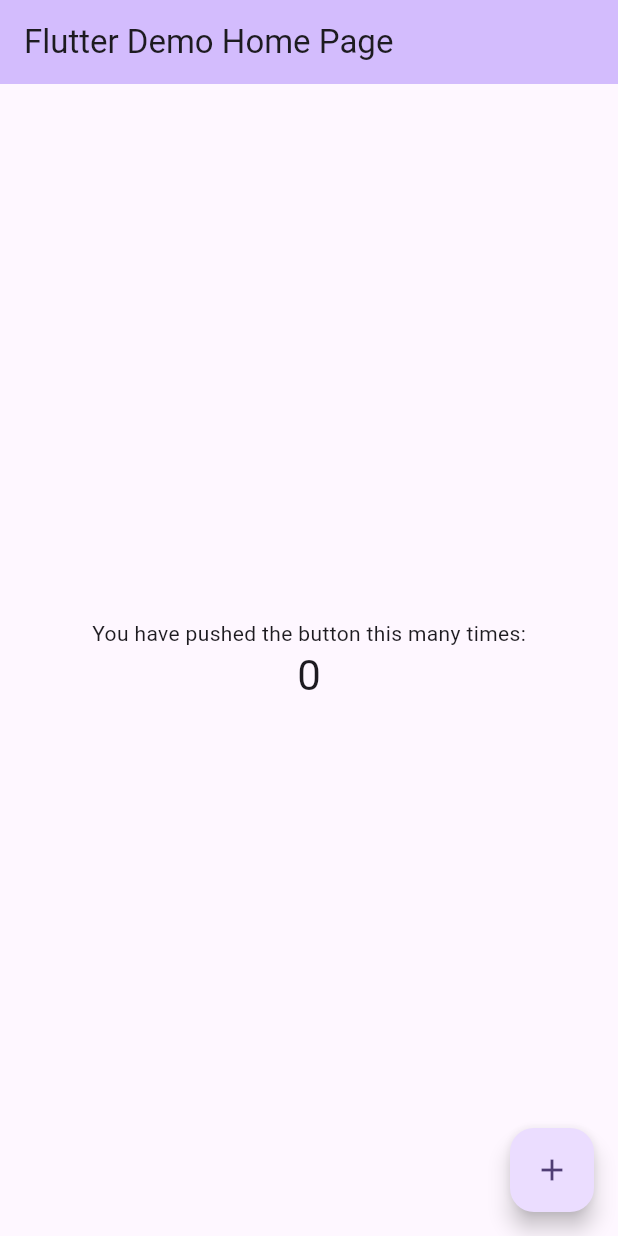
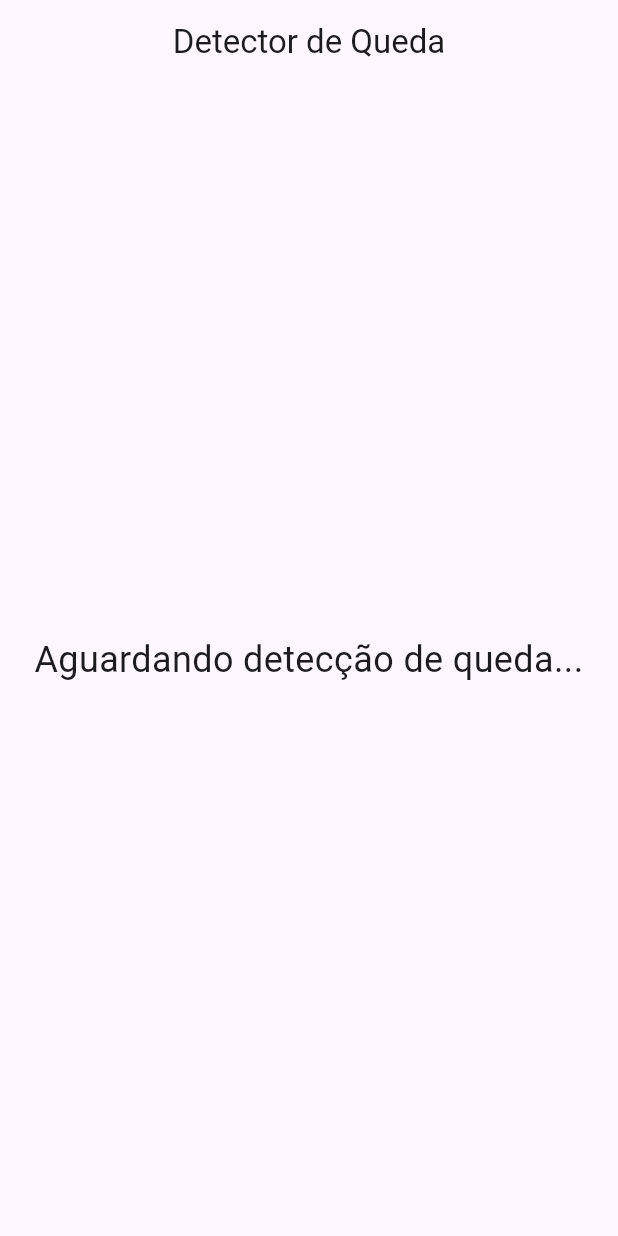
Before and after one commit to MauricioReisdoefer/FlutterDSDM, a Flutter app: the screen it shows after launch, on a phone screen of 412 x 824 dp. Run offline on Flutter 3.47's test engine with Material 3 defaults, Android fonts, the phone set to English and light mode, and no system bars; our stand-ins replace sensors_plus.

Commit message:
FEAT Detect Accelaration

```diff
--- /dev/null
+++ b/lib/fall_detector.dart
@@ -0,0 +1,18 @@
+import 'package:sensors_plus/sensors_plus.dart';
+import 'dart:math';
+
+class FallDetector {
+  static const double threshold = 50.0;
+
+  void startListening(void Function() onFallDetected) {
+    accelerometerEvents.listen((AccelerometerEvent event) {
+      double acceleration = sqrt(
+        pow(event.x, 2) + pow(event.y, 2) + pow(event.z, 2),
+      );
+
+      if (acceleration > threshold) {
+        onFallDetected();
+      }
+    });
+  }
+}
--- a/lib/main.dart
+++ b/lib/main.dart
@@ -1,122 +1,54 @@
 import 'package:flutter/material.dart';
+import 'fall_detector.dart';
 
 void main() {
-  runApp(const MyApp());
+  runApp(FallDetectionApp());
 }
 
-class MyApp extends StatelessWidget {
-  const MyApp({super.key});
-
-  // This widget is the root of your application.
+class FallDetectionApp extends StatefulWidget {
   @override
-  Widget build(BuildContext context) {
-    return MaterialApp(
-      title: 'Flutter Demo',
-      theme: ThemeData(
-        // This is the theme of your application.
-        //
-        // TRY THIS: Try running your application with "flutter run". You'll see
-        // the application has a purple toolbar. Then, without quitting the app,
-        // try changing the seedColor in the colorScheme below to Colors.green
-        // and then invoke "hot reload" (save your changes or press the "hot
-        // reload" button in a Flutter-supported IDE, or press "r" if you used
-        // the command line to start the app).
-        //
-        // Notice that the counter didn't reset back to zero; the application
-        // state is not lost during the reload. To reset the state, use hot
-        // restart instead.
-        //
-        // This works for code too, not just values: Most code changes can be
-        // tested with just a hot reload.
-        colorScheme: ColorScheme.fromSeed(seedColor: Colors.deepPurple),
-      ),
-      home: const MyHomePage(title: 'Flutter Demo Home Page'),
-    );
-  }
+  _FallDetectionAppState createState() => _FallDetectionAppState();
 }
 
-class MyHomePage extends StatefulWidget {
-  const MyHomePage({super.key, required this.title});
-
-  // This widget is the home page of your application. It is stateful, meaning
-  // that it has a State object (defined below) that contains fields that affect
-  // how it looks.
-
-  // This class is the configuration for the state. It holds the values (in this
-  // case the title) provided by the parent (in this case the App widget) and
-  // used by the build method of the State. Fields in a Widget subclass are
-  // always marked "final".
-
-  final String title;
+class _FallDetectionAppState extends State<FallDetectionApp> {
+  String status = "Aguardando detecção de queda...";
+  final FallDetector fallDetector = FallDetector();
 
   @override
-  State<MyHomePage> createState() => _MyHomePageState();
-}
+  void initState() {
+    super.initState();
+    fallDetector.startListening(() {
+      setState(() {
+        status = "💥 Queda detectada!";
+      });
 
-class _MyHomePageState extends State<MyHomePage> {
-  int _counter = 0;
-
-  void _incrementCounter() {
-    setState(() {
-      // This call to setState tells the Flutter framework that something has
-      // changed in this State, which causes it to rerun the build method below
-      // so that the display can reflect the updated values. If we changed
-      // _counter without calling setState(), then the build method would not be
-      // called again, and so nothing would appear to happen.
-      _counter++;
+      Future.delayed(Duration(seconds: 3), () {
+        if (mounted) {
+          setState(() {
+            status = "Aguardando detecção de queda...";
+          });
+        }
+      });
     });
   }
 
   @override
   Widget build(BuildContext context) {
-    // This method is rerun every time setState is called, for instance as done
-    // by the _incrementCounter method above.
-    //
-    // The Flutter framework has been optimized to make rerunning build methods
-    // fast, so that you can just rebuild anything that needs updating rather
-    // than having to individually change instances of widgets.
-    return Scaffold(
-      appBar: AppBar(
-        // TRY THIS: Try changing the color here to a specific color (to
-        // Colors.amber, perhaps?) and trigger a hot reload to see the AppBar
-        // change color while the other colors stay the same.
-        backgroundColor: Theme.of(context).colorScheme.inversePrimary,
-        // Here we take the value from the MyHomePage object that was created by
-        // the App.build method, and use it to set our appbar title.
-        title: Text(widget.title),
-      ),
-      body: Center(
-        // Center is a layout widget. It takes a single child and positions it
-        // in the middle of the parent.
-        child: Column(
-          // Column is also a layout widget. It takes a list of children and
-          // arranges them vertically. By default, it sizes itself to fit its
-          // children horizontally, and tries to be as tall as its parent.
-          //
-          // Column has various properties to control how it sizes itself and
-          // how it positions its children. Here we use mainAxisAlignment to
-          // center the children vertically; the main axis here is the vertical
-          // axis because Columns are vertical (the cross axis would be
-          // horizontal).
-          //
-          // TRY THIS: Invoke "debug painting" (choose the "Toggle Debug Paint"
-          // action in the IDE, or press "p" in the console), to see the
-          // wireframe for each widget.
-          mainAxisAlignment: MainAxisAlignment.center,
-          children: <Widget>[
-            const Text('You have pushed the button this many times:'),
-            Text(
-              '$_counter',
-              style: Theme.of(context).textTheme.headlineMedium,
-            ),
-          ],
+    return MaterialApp(
+      title: 'Detector de Queda',
+      home: Scaffold(
+        appBar: AppBar(
+          title: Text('Detector de Queda'),
+          centerTitle: true,
+        ),
+        body: Center(
+          child: Text(
+            status,
+            textAlign: TextAlign.center,
+            style: TextStyle(fontSize: 24),
+          ),
         ),
       ),
-      floatingActionButton: FloatingActionButton(
-        onPressed: _incrementCounter,
-        tooltip: 'Increment',
-        child: const Icon(Icons.add),
-      ), // This trailing comma makes auto-formatting nicer for build methods.
     );
   }
 }
```
Also changed, not shown: 1 other file.
